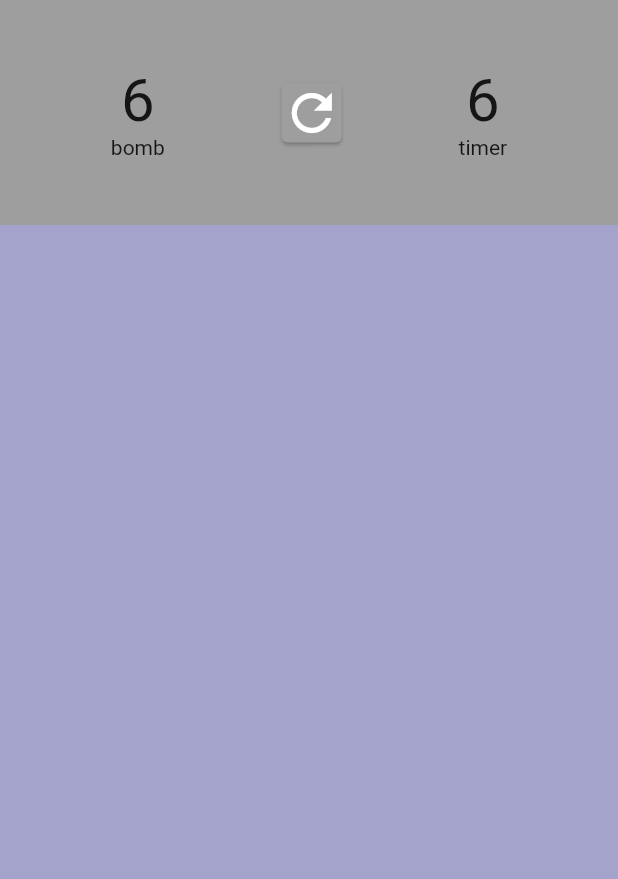
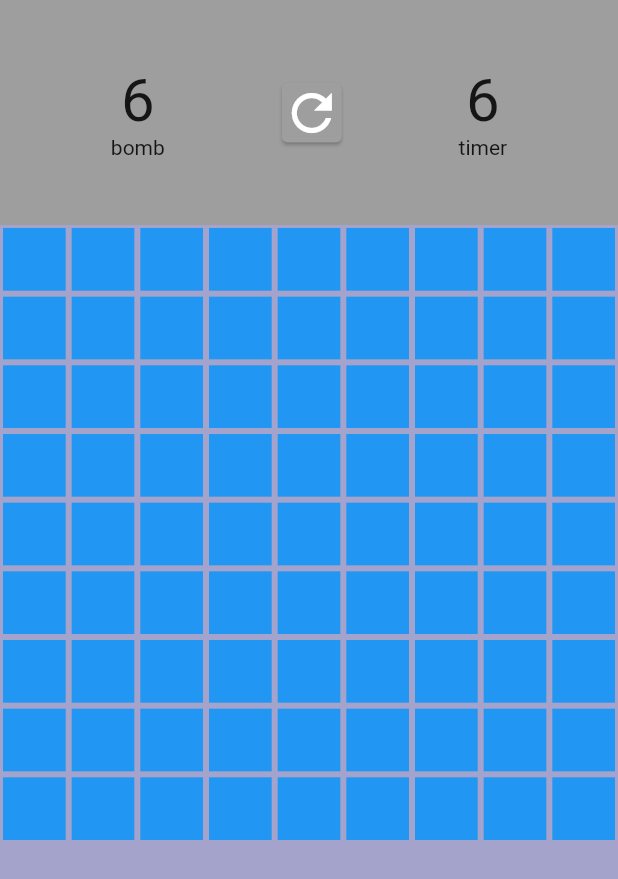
Before and after one commit to ZheerBarzan/minesweeper-game-in-flutter, a Flutter app: the screen it shows after launch, on a phone screen of 412 x 824 dp. Shown: the top 879 px of the screen. Run offline on Flutter 3.47's test engine with Material 2 defaults, Android fonts, the phone set to English and light mode, and no system bars.

Commit message:
added the boxes and the number of boxes for the background of the game

```diff
--- a/lib/homepage.dart
+++ b/lib/homepage.dart
@@ -8,6 +8,10 @@ class HomePage extends StatefulWidget {
 }
 
 class _HomePageState extends State<HomePage> {
+  //variables
+
+  int numberOfSqures = 9 * 9;
+  int numberInEachRow = 9;
   @override
   Widget build(BuildContext context) {
     return Scaffold(
@@ -56,9 +60,24 @@ class _HomePageState extends State<HomePage> {
                 )
               ],
             ),
-          )
+          ),
 
           //grid
+          Expanded(
+            child: GridView.builder(
+                physics: const NeverScrollableScrollPhysics(),
+                itemCount: numberOfSqures,
+                gridDelegate: SliverGridDelegateWithFixedCrossAxisCount(
+                    crossAxisCount: numberInEachRow),
+                itemBuilder: (context, index) {
+                  return Padding(
+                    padding: const EdgeInsets.all(2.0),
+                    child: Container(
+                      color: Colors.blue,
+                    ),
+                  );
+                }),
+          ),
 
           //branding
         ],
```
Also changed, not shown: lib/numberbox.dart (added, +15 -0 lines).
